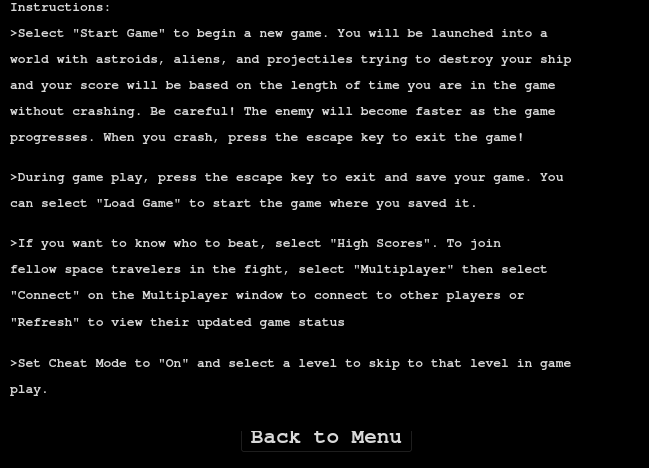
captaintino/project-destiny, file Asteroids+Aliens/instructionwindow.ui: the form before one commit.
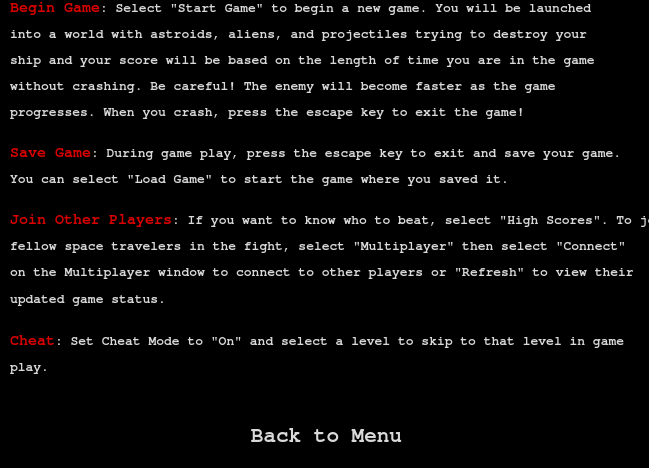
The form after the commit. Icons and pictures are not drawn.

What changed in the file:
```diff
--- a/Asteroids+Aliens/instructionwindow.ui
+++ b/Asteroids+Aliens/instructionwindow.ui
@@ -48,7 +48,7 @@
       <x>270</x>
       <y>430</y>
       <width>173</width>
-      <height>33</height>
+      <height>31</height>
      </rect>
     </property>
     <property name="font">
@@ -67,7 +67,7 @@
      <string>Back to Menu</string>
     </property>
     <property name="flat">
-     <bool>false</bool>
+     <bool>true</bool>
     </property>
    </widget>
    <widget class="QLabel" name="lblInstructionContent">
@@ -79,7 +79,7 @@
       <x>40</x>
       <y>10</y>
       <width>651</width>
-      <height>431</height>
+      <height>411</height>
      </rect>
     </property>
     <property name="font">
@@ -98,7 +98,7 @@
 </string>
     </property>
     <property name="text">
-     <string>&lt;html&gt;&lt;head/&gt;&lt;body&gt;&lt;p&gt;&lt;span style=&quot; font-size:10pt; font-weight:600; color:#d9d9d9;&quot;&gt;Instructions:&lt;/span&gt;&lt;/p&gt;&lt;p&gt;&lt;span style=&quot; font-size:10pt; font-weight:600; color:#d9d9d9;&quot;&gt;&amp;gt;Select &amp;quot;Start Game&amp;quot; to begin a new game. You will be launched into a&lt;/span&gt;&lt;/p&gt;&lt;p&gt;&lt;span style=&quot; font-size:10pt; font-weight:600; color:#d9d9d9;&quot;&gt;world with astroids, aliens, and projectiles trying to destroy your ship&lt;/span&gt;&lt;/p&gt;&lt;p&gt;&lt;span style=&quot; font-size:10pt; font-weight:600; color:#d9d9d9;&quot;&gt;and your score will be based on the length of time you are in the game&lt;/span&gt;&lt;/p&gt;&lt;p&gt;&lt;span style=&quot; font-size:10pt; font-weight:600; color:#d9d9d9;&quot;&gt;without crashing. Be careful! The enemy will become faster as the game&lt;/span&gt;&lt;/p&gt;&lt;p&gt;&lt;span style=&quot; font-size:10pt; font-weight:600; color:#d9d9d9;&quot;&gt;progresses. When you crash, press the escape key to exit the game!&lt;br/&gt;&lt;/span&gt;&lt;/p&gt;&lt;p&gt;&lt;span style=&quot; font-size:10pt; font-weight:600; color:#d9d9d9;&quot;&gt;&amp;gt;During game play, press the escape key to exit and save your game. You&lt;/span&gt;&lt;/p&gt;&lt;p&gt;&lt;span style=&quot; font-size:10pt; font-weight:600; color:#d9d9d9;&quot;&gt;can select &amp;quot;Load Game&amp;quot; to start the game where you saved it.&lt;br/&gt;&lt;/span&gt;&lt;/p&gt;&lt;p&gt;&lt;span style=&quot; font-size:10pt; font-weight:600; color:#d9d9d9;&quot;&gt;&amp;gt;If you want to know who to beat, select &amp;quot;High Scores&amp;quot;. To join &lt;/span&gt;&lt;/p&gt;&lt;p&gt;&lt;span style=&quot; font-size:10pt; font-weight:600; color:#d9d9d9;&quot;&gt;fellow space travelers in the fight, select &amp;quot;Multiplayer&amp;quot; then select&lt;/span&gt;&lt;/p&gt;&lt;p&gt;&lt;span style=&quot; font-size:10pt; font-weight:600; color:#d9d9d9;&quot;&gt;&amp;quot;Connect&amp;quot; on the Multiplayer window to connect to other players or&lt;/span&gt;&lt;/p&gt;&lt;p&gt;&lt;span style=&quot; font-size:10pt; font-weight:600; color:#d9d9d9;&quot;&gt;&amp;quot;Refresh&amp;quot; to view their updated game status&lt;/span&gt;&lt;span style=&quot; color:#d9d9d9;&quot;&gt;&lt;br/&gt;&lt;/span&gt;&lt;/p&gt;&lt;p&gt;&lt;span style=&quot; font-size:10pt; font-weight:600; color:#d9d9d9;&quot;&gt;&amp;gt;Set Cheat Mode to &amp;quot;On&amp;quot; and select a level to skip to that level in game&lt;/span&gt;&lt;/p&gt;&lt;p&gt;&lt;span style=&quot; font-size:10pt; font-weight:600; color:#d9d9d9;&quot;&gt;play.&lt;br/&gt;&lt;/span&gt;&lt;/p&gt;&lt;/body&gt;&lt;/html&gt;</string>
+     <string>&lt;html&gt;&lt;head/&gt;&lt;body&gt;&lt;p&gt;&lt;span style=&quot; font-weight:600; color:#d80000;&quot;&gt;Begin Game&lt;/span&gt;&lt;span style=&quot; font-size:10pt; font-weight:600; color:#d9d9d9;&quot;&gt;: Select &amp;quot;Start Game&amp;quot; to begin a new game. You will be launched &lt;/span&gt;&lt;/p&gt;&lt;p&gt;&lt;span style=&quot; font-size:10pt; font-weight:600; color:#d9d9d9;&quot;&gt;into a world with astroids, aliens, and projectiles trying to destroy your&lt;/span&gt;&lt;/p&gt;&lt;p&gt;&lt;span style=&quot; font-size:10pt; font-weight:600; color:#d9d9d9;&quot;&gt;ship and your score will be based on the length of time you are in the game &lt;/span&gt;&lt;/p&gt;&lt;p&gt;&lt;span style=&quot; font-size:10pt; font-weight:600; color:#d9d9d9;&quot;&gt;without crashing. Be careful! The enemy will become faster as the game&lt;/span&gt;&lt;/p&gt;&lt;p&gt;&lt;span style=&quot; font-size:10pt; font-weight:600; color:#d9d9d9;&quot;&gt;progresses. When you crash, press the escape key to exit the game!&lt;br/&gt;&lt;/span&gt;&lt;/p&gt;&lt;p&gt;&lt;span style=&quot; font-weight:600; color:#d80000;&quot;&gt;Save Game&lt;/span&gt;&lt;span style=&quot; font-size:10pt; font-weight:600; color:#d9d9d9;&quot;&gt;: During game play, press the escape key to exit and save your game. &lt;/span&gt;&lt;/p&gt;&lt;p&gt;&lt;span style=&quot; font-size:10pt; font-weight:600; color:#d9d9d9;&quot;&gt;You can select &amp;quot;Load Game&amp;quot; to start the game where you saved it.&lt;br/&gt;&lt;/span&gt;&lt;/p&gt;&lt;p&gt;&lt;span style=&quot; font-weight:600; color:#d80000;&quot;&gt;Join Other Players&lt;/span&gt;&lt;span style=&quot; font-size:10pt; font-weight:600; color:#d9d9d9;&quot;&gt;: If you want to know who to beat, select &amp;quot;High Scores&amp;quot;. To join &lt;/span&gt;&lt;/p&gt;&lt;p&gt;&lt;span style=&quot; font-size:10pt; font-weight:600; color:#d9d9d9;&quot;&gt;fellow space travelers in the fight, select &amp;quot;Multiplayer&amp;quot; then select &amp;quot;Connect&amp;quot; &lt;/span&gt;&lt;/p&gt;&lt;p&gt;&lt;span style=&quot; font-size:10pt; font-weight:600; color:#d9d9d9;&quot;&gt;on the Multiplayer window to connect to other players or &amp;quot;Refresh&amp;quot; to view their&lt;/span&gt;&lt;/p&gt;&lt;p&gt;&lt;span style=&quot; font-size:10pt; font-weight:600; color:#d9d9d9;&quot;&gt;updated game status.&lt;/span&gt;&lt;span style=&quot; color:#d9d9d9;&quot;&gt;&lt;br/&gt;&lt;/span&gt;&lt;/p&gt;&lt;p&gt;&lt;span style=&quot; font-weight:600; color:#d80000;&quot;&gt;Cheat&lt;/span&gt;&lt;span style=&quot; font-size:10pt; font-weight:600; color:#d9d9d9;&quot;&gt;: Set Cheat Mode to &amp;quot;On&amp;quot; and select a level to skip to that level in game&lt;/span&gt;&lt;/p&gt;&lt;p&gt;&lt;span style=&quot; font-size:10pt; font-weight:600; color:#d9d9d9;&quot;&gt;play.&lt;br/&gt;&lt;/span&gt;&lt;/p&gt;&lt;/body&gt;&lt;/html&gt;</string>
     </property>
     <property name="alignment">
      <set>Qt::AlignLeading|Qt::AlignLeft|Qt::AlignTop</set>
```
Left out of the diff: 2 changed lines with no effect on the pictures.
